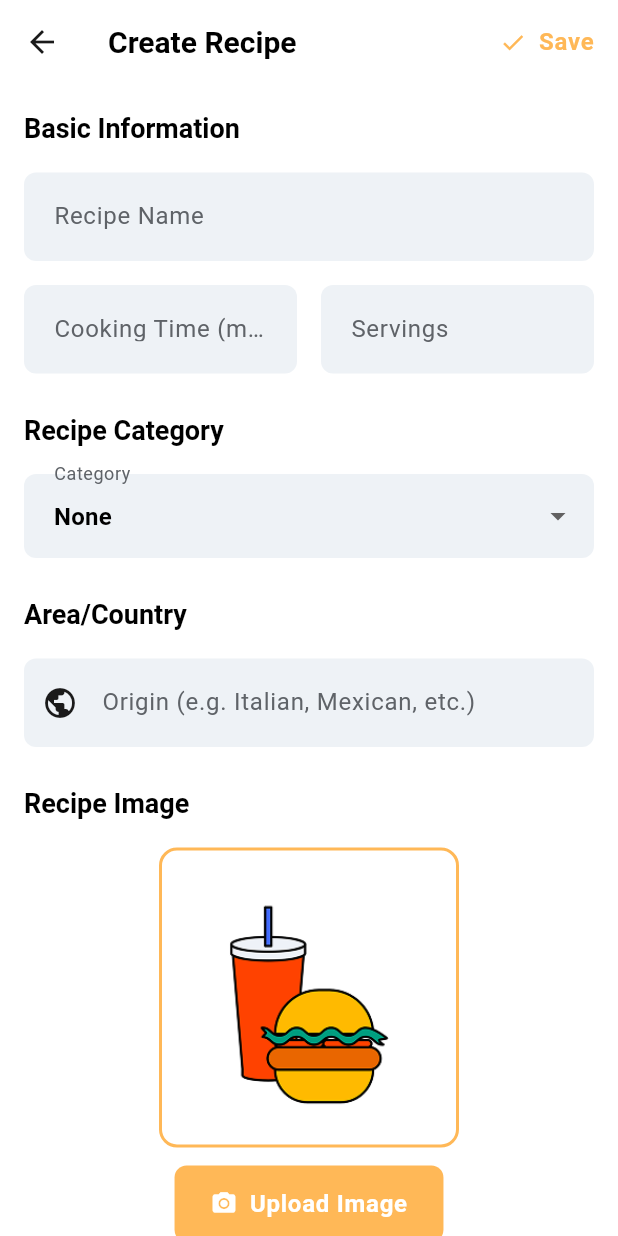
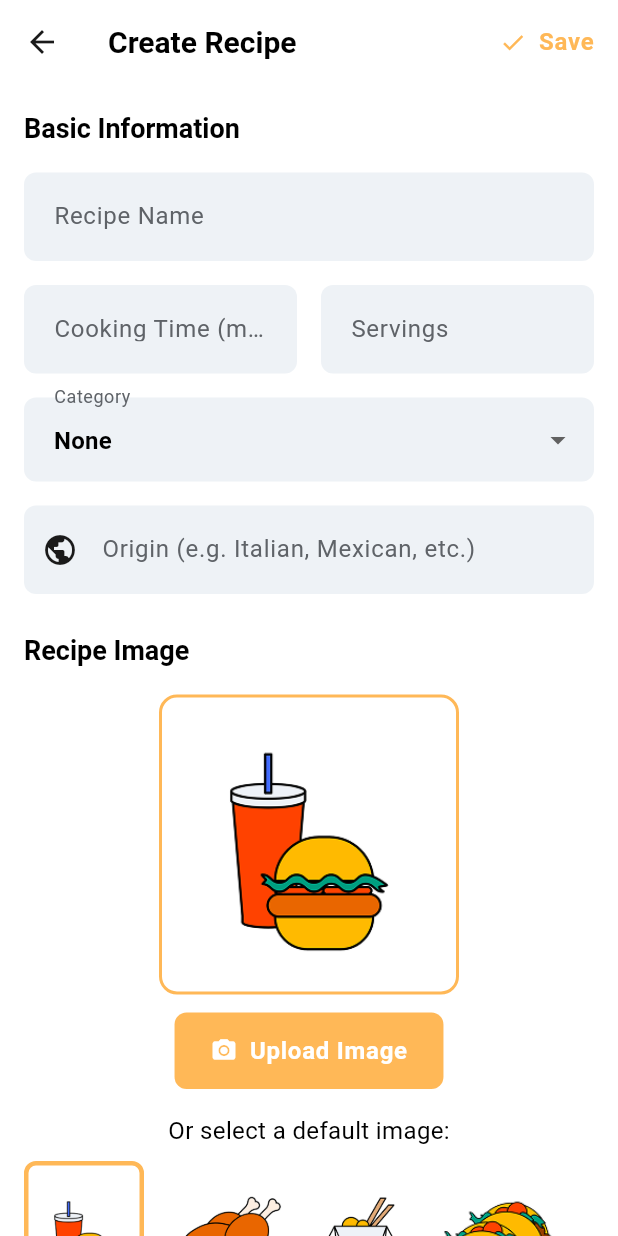
Before and after one commit to ssygnrchm/recipe_app, a Flutter app: the RecipeScreen screen opened directly, on a phone screen of 412 x 824 dp. Run offline on Flutter 3.47's test engine with Material 3 defaults, Android fonts, the phone set to English and light mode, and no system bars; our stand-ins replace cloud_firestore, firebase_auth, firebase_core, firebase_storage, google_sign_in, image_picker and 2 more; accounts and stored records are empty.

Commit message:
change recipe_screen

```diff
--- a/lib/features/add_recipe/presentation/recipe_screen.dart
+++ b/lib/features/add_recipe/presentation/recipe_screen.dart
@@ -419,12 +419,9 @@ class _RecipeScreenState extends State<RecipeScreen> {
                 ),
               ],
             ),
-            const SizedBox(height: 24),
+            const SizedBox(height: 16),
 
             // Category selection section
-            Text('Recipe Category', style: theme.textTheme.titleLarge),
-            const SizedBox(height: 16),
-
             // Category dropdown
             DropdownButtonFormField<String>(
               value: _selectedCategory,
@@ -463,12 +460,9 @@ class _RecipeScreenState extends State<RecipeScreen> {
               },
             ),
 
-            const SizedBox(height: 24),
+            const SizedBox(height: 16),
 
             // Area/Country input
-            Text('Area/Country', style: theme.textTheme.titleLarge),
-            const SizedBox(height: 16),
-
             TextFormField(
               controller: _areaController,
               decoration: const InputDecoration(
```
